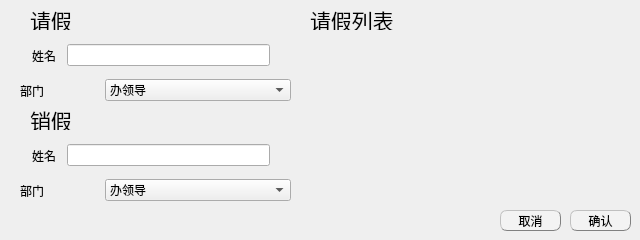
EsZHU/QtExamSystem, file absencemanagedialog.ui: the form before one commit.
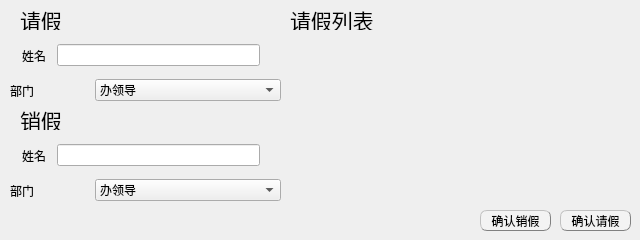
The form after the commit.

Commit message: 请假管理的好看页面（没有DeptName适配）

Patch:
```diff
--- a/absencemanagedialog.ui
+++ b/absencemanagedialog.ui
@@ -16,9 +16,9 @@
   <widget class="QPushButton" name="cancelBtn">
    <property name="geometry">
     <rect>
-     <x>500</x>
+     <x>480</x>
      <y>210</y>
-     <width>61</width>
+     <width>71</width>
      <height>21</height>
     </rect>
    </property>
@@ -28,13 +28,13 @@
 QPushButton:pressed{background-color:rgb(191, 190, 192);border-style: inset;}</string>
    </property>
    <property name="text">
-    <string>取消</string>
+    <string>确认销假</string>
    </property>
   </widget>
   <widget class="QWidget" name="layoutWidget">
    <property name="geometry">
     <rect>
-     <x>20</x>
+     <x>10</x>
      <y>40</y>
      <width>265</width>
      <height>31</height>
@@ -104,9 +104,9 @@
   <widget class="QLabel" name="label">
    <property name="geometry">
     <rect>
-     <x>30</x>
+     <x>20</x>
      <y>10</y>
-     <width>221</width>
+     <width>41</width>
      <height>20</height>
     </rect>
    </property>
@@ -122,7 +122,7 @@
   <widget class="QLabel" name="label_7">
    <property name="geometry">
     <rect>
-     <x>310</x>
+     <x>290</x>
      <y>10</y>
      <width>221</width>
      <height>20</height>
@@ -140,7 +140,7 @@
   <widget class="QWidget" name="widget_5" native="true">
    <property name="geometry">
     <rect>
-     <x>20</x>
+     <x>10</x>
      <y>70</y>
      <width>271</width>
      <height>41</height>
@@ -233,7 +233,7 @@
   <widget class="QWidget" name="layoutWidget_2">
    <property name="geometry">
     <rect>
-     <x>20</x>
+     <x>10</x>
      <y>140</y>
      <width>265</width>
      <height>31</height>
@@ -303,7 +303,7 @@
   <widget class="QWidget" name="widget_6" native="true">
    <property name="geometry">
     <rect>
-     <x>20</x>
+     <x>10</x>
      <y>170</y>
      <width>271</width>
      <height>41</height>
@@ -396,9 +396,9 @@
   <widget class="QLabel" name="label_2">
    <property name="geometry">
     <rect>
-     <x>30</x>
+     <x>20</x>
      <y>110</y>
-     <width>221</width>
+     <width>41</width>
      <height>20</height>
     </rect>
    </property>
@@ -414,9 +414,9 @@
   <widget class="QWidget" name="absenceTableWidget" native="true">
    <property name="geometry">
     <rect>
-     <x>310</x>
+     <x>290</x>
      <y>40</y>
-     <width>331</width>
+     <width>341</width>
      <height>161</height>
     </rect>
    </property>
@@ -424,9 +424,9 @@
   <widget class="QPushButton" name="saveBtn">
    <property name="geometry">
     <rect>
-     <x>570</x>
+     <x>560</x>
      <y>210</y>
-     <width>61</width>
+     <width>71</width>
      <height>21</height>
     </rect>
    </property>
@@ -436,7 +436,43 @@
 QPushButton:pressed{background-color:rgb(191, 190, 192);border-style: inset;}</string>
    </property>
    <property name="text">
-    <string>确认</string>
+    <string>确认请假</string>
+   </property>
+  </widget>
+  <widget class="QLabel" name="hintLabel">
+   <property name="geometry">
+    <rect>
+     <x>60</x>
+     <y>5</y>
+     <width>211</width>
+     <height>31</height>
+    </rect>
+   </property>
+   <property name="font">
+    <font>
+     <pointsize>14</pointsize>
+    </font>
+   </property>
+   <property name="text">
+    <string/>
+   </property>
+  </widget>
+  <widget class="QLabel" name="hintLabelTwo">
+   <property name="geometry">
+    <rect>
+     <x>60</x>
+     <y>110</y>
+     <width>211</width>
+     <height>21</height>
+    </rect>
+   </property>
+   <property name="font">
+    <font>
+     <pointsize>14</pointsize>
+    </font>
+   </property>
+   <property name="text">
+    <string/>
    </property>
   </widget>
  </widget>
```
Left out of the diff: 4 changed lines with no effect on the pictures. The commit also changes 7 other files.
